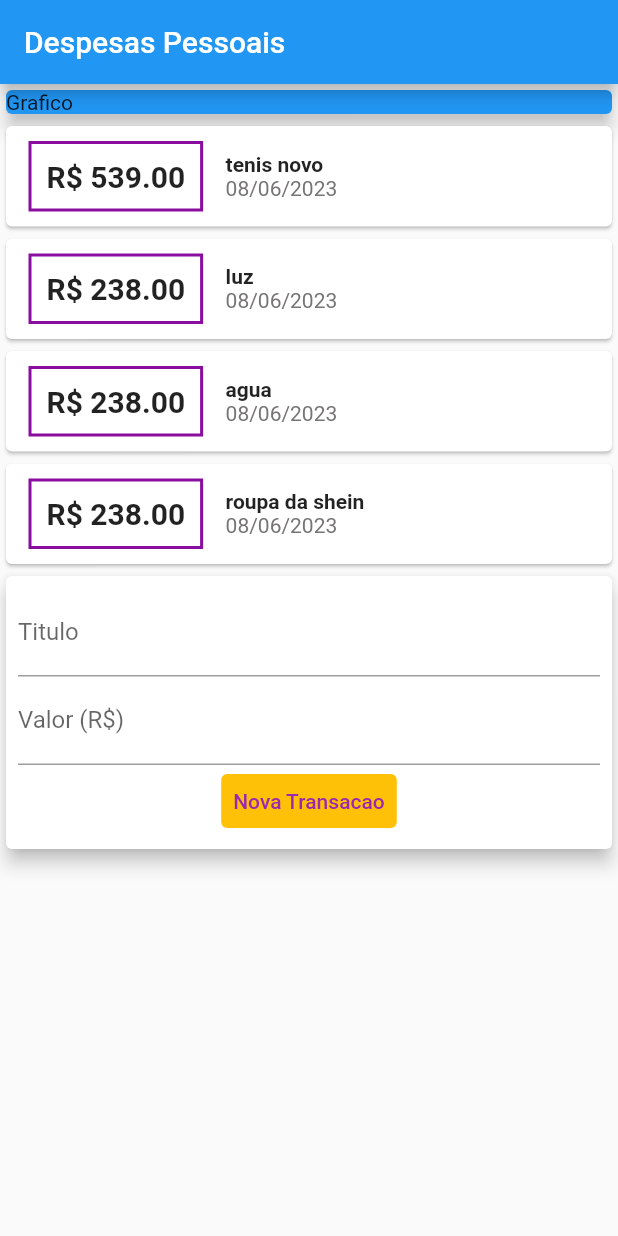
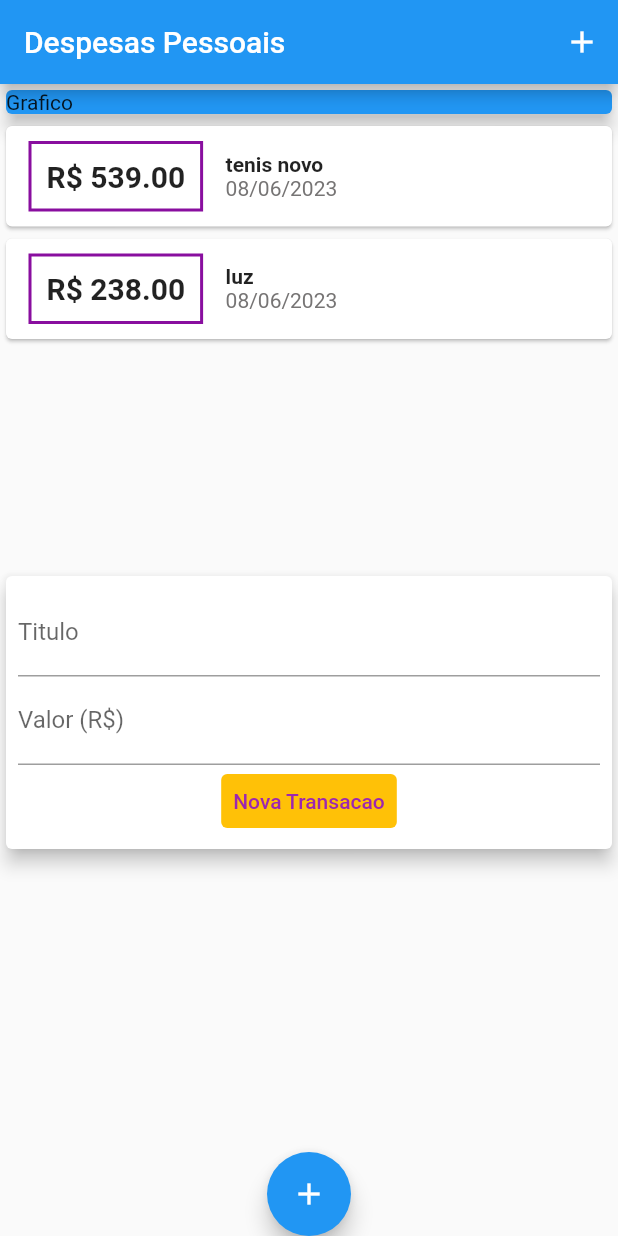
Before and after one commit to LuaDlc/expenses, a Flutter app: the screen it shows after launch, after a tap on "Nova Transacao", on a phone screen of 412 x 824 dp. Run offline on Flutter 3.47's test engine with Material 2 defaults, Android fonts, the phone set to English and light mode, and no system bars.

Commit message:
adiciona iconButton e floatingbutton

```diff
--- a/lib/components/transaction_form.dart
+++ b/lib/components/transaction_form.dart
@@ -5,6 +5,16 @@ class TransactionForm extends StatelessWidget {
   final valueController = TextEditingController();
 
   final void Function(String, double) onSubmit;
+
+  _submitForm() {
+    final title = titleController.text;
+    final value = double.tryParse(valueController.text) ?? 0.0;
+    //validacao para nao permitir caixa vazia ou sem valores validos
+    if (title.isEmpty || value <= 0) {
+      return;
+    }
+    onSubmit(title, value);
+  }
 
   TransactionForm(this.onSubmit, {Key? key}) : super(key: key);
 //componente parao formulario de transacoes
@@ -22,16 +32,19 @@ class TransactionForm extends StatelessWidget {
                 decoration: const InputDecoration(labelText: 'Titulo'),
               ),
               TextField(
+                smartQuotesType:
+                    SmartQuotesType.enabled, //permite apenas numerosf
+                //onsbmitted vai chamar a funcao pra adicionar os dados caso o usuario complete as info, direto no teclado
+                onSubmitted: (_) =>
+                    onSubmit, //(_)-> vazio pois onsubmit nao recebe parametro
+                keyboardType:
+                    const TextInputType.numberWithOptions(decimal: true),
                 controller: valueController,
                 decoration: const InputDecoration(labelText: 'Valor (R\$)'),
               ),
               TextButton(
                 style: TextButton.styleFrom(backgroundColor: Colors.amber),
-                onPressed: () {
-                  final title = titleController.text;
-                  final value = double.tryParse(valueController.text) ?? 0.0;
-                  onSubmit(title, value);
-                },
+                onPressed: _submitForm,
                 child: const Text(
                   'Nova Transacao',
                   style: TextStyle(color: Colors.purple),
--- a/lib/components/transaction_user.dart
+++ b/lib/components/transaction_user.dart
@@ -28,24 +28,6 @@ class _TransactionUserState extends State<TransactionUser> {
       value: 238.00,
       date: DateTime.now(),
     ),
-    Transactions(
-      id: 't3',
-      title: 'agua',
-      value: 238.00,
-      date: DateTime.now(),
-    ),
-    Transactions(
-      id: 't4',
-      title: 'roupa da shein',
-      value: 238.00,
-      date: DateTime.now(),
-    ),
-    Transactions(
-      id: 't5',
-      title: 'roupa da shein',
-      value: 238.00,
-      date: DateTime.now(),
-    )
   ];
 
   _addTransaction(String title, double value) {
--- a/lib/main.dart
+++ b/lib/main.dart
@@ -22,6 +22,12 @@ class MyHomePage extends StatelessWidget {
       //resizeToAvoidBottomInset: false,
       appBar: AppBar(
         title: const Text('Despesas Pessoais'),
+        actions: <Widget>[
+          IconButton(
+            icon: const Icon(Icons.add),
+            onPressed: () {},
+          )
+        ],
       ),
       body: const SingleChildScrollView(
         child: Column(
@@ -38,6 +44,12 @@ class MyHomePage extends StatelessWidget {
           ],
         ),
       ),
+      floatingActionButton: FloatingActionButton(
+          child: const Icon(Icons.add),
+          onPressed:
+              () {}), //vai chamar o modal/form pra permitir add transacao
+      floatingActionButtonLocation:
+          FloatingActionButtonLocation.centerDocked, //centralizad o botao +
     );
   }
 }
```
